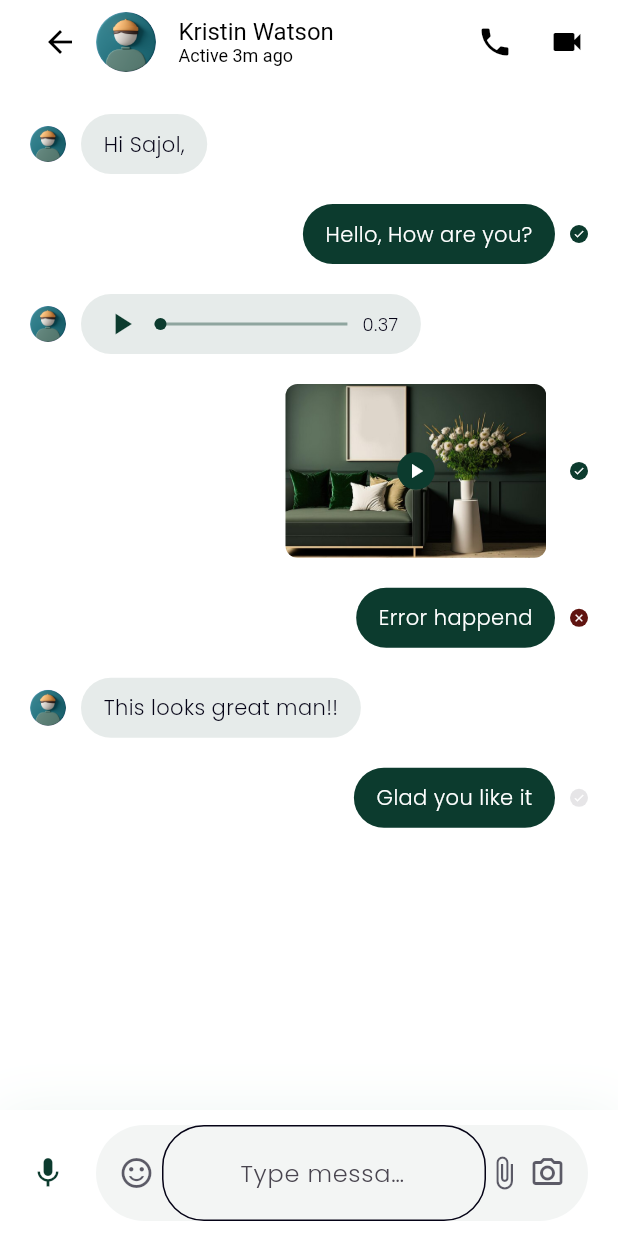
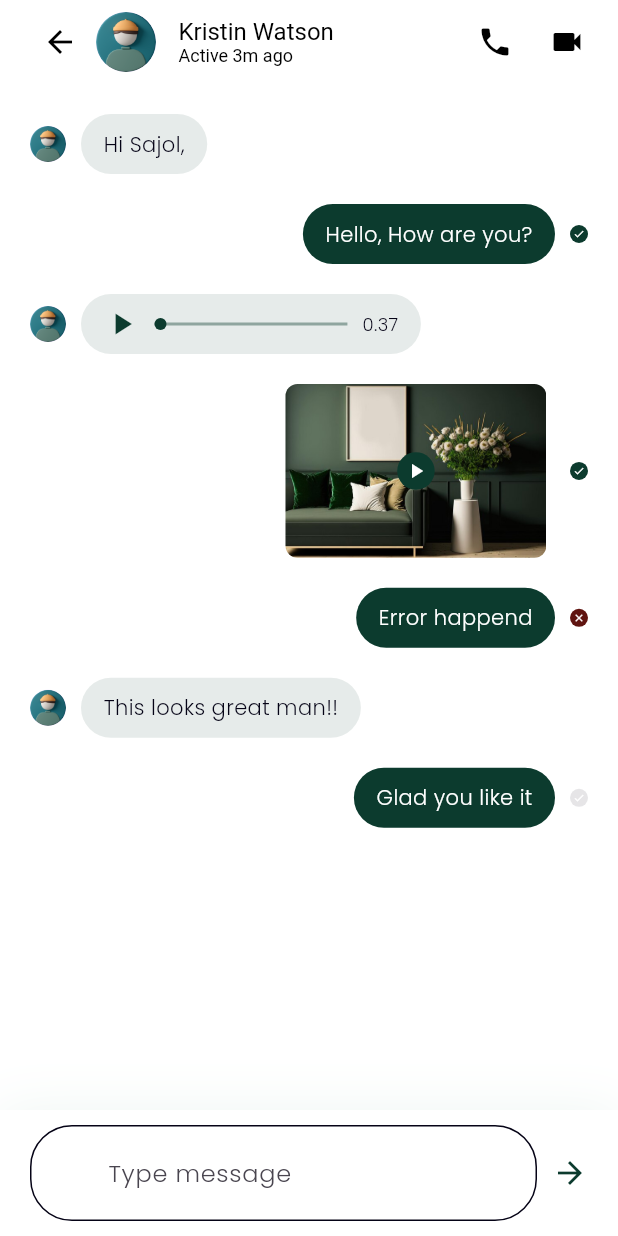
Before and after one commit to Ika1009/Aj_na_Kafu_App, a Flutter app: the MessagesScreen screen opened by its route, on a phone screen of 412 x 824 dp. Run offline on Flutter 3.47's test engine with Material 3 defaults, Android fonts, the phone set to English and light mode, and no system bars; our stand-ins replace flutter_svg.

Commit message:
Refine chat input field UI
Simplify the chat input field by removing icons for microphone, emoji,
attachment, and camera, and adjusting the padding and decoration of the
input container. Improve focus on text entry by aligning text to the
start and adding a send icon. This change aims to streamline the chat
interface for better user experience by reducing clutter and emphasizing
message composition.

```diff
--- a/flutter/project/lib/Screens/messages/components/chat_input_field.dart
+++ b/flutter/project/lib/Screens/messages/components/chat_input_field.dart
@@ -27,53 +27,21 @@ class ChatInputField extends StatelessWidget {
       child: SafeArea(
         child: Row(
           children: [
-            const Icon(Icons.mic, color: primaryColor),
-            const SizedBox(width: kDefaultPadding),
             Expanded(
               child: Container(
-                padding: const EdgeInsets.symmetric(
-                  horizontal: kDefaultPadding * 0.75,
-                ),
-                decoration: BoxDecoration(
-                  color: primaryColor.withOpacity(0.05),
-                  borderRadius: BorderRadius.circular(40),
-                ),
                 child: Row(
                   children: [
-                    Icon(
-                      Icons.sentiment_satisfied_alt_outlined,
-                      color: Theme.of(context)
-                          .textTheme
-                          .bodyLarge!
-                          .color!
-                          .withOpacity(0.64),
-                    ),
-                    const SizedBox(width: kDefaultPadding / 4),
                     const Expanded(
                       child: TextField(
+                        textAlign: TextAlign.start,
                         decoration: InputDecoration(
                           hintText: "Type message",
                           border: InputBorder.none,
                         ),
                       ),
                     ),
-                    Icon(
-                      Icons.attach_file,
-                      color: Theme.of(context)
-                          .textTheme
-                          .bodyLarge!
-                          .color!
-                          .withOpacity(0.64),
-                    ),
-                    const SizedBox(width: kDefaultPadding / 4),
-                    Icon(
-                      Icons.camera_alt_outlined,
-                      color: Theme.of(context)
-                          .textTheme
-                          .bodyLarge!
-                          .color!
-                          .withOpacity(0.64),
-                    ),
+                    const SizedBox(width: kDefaultPadding / 2),
+                    Icon(Icons.arrow_forward, color: primaryColor),
                   ],
                 ),
               ),
```
